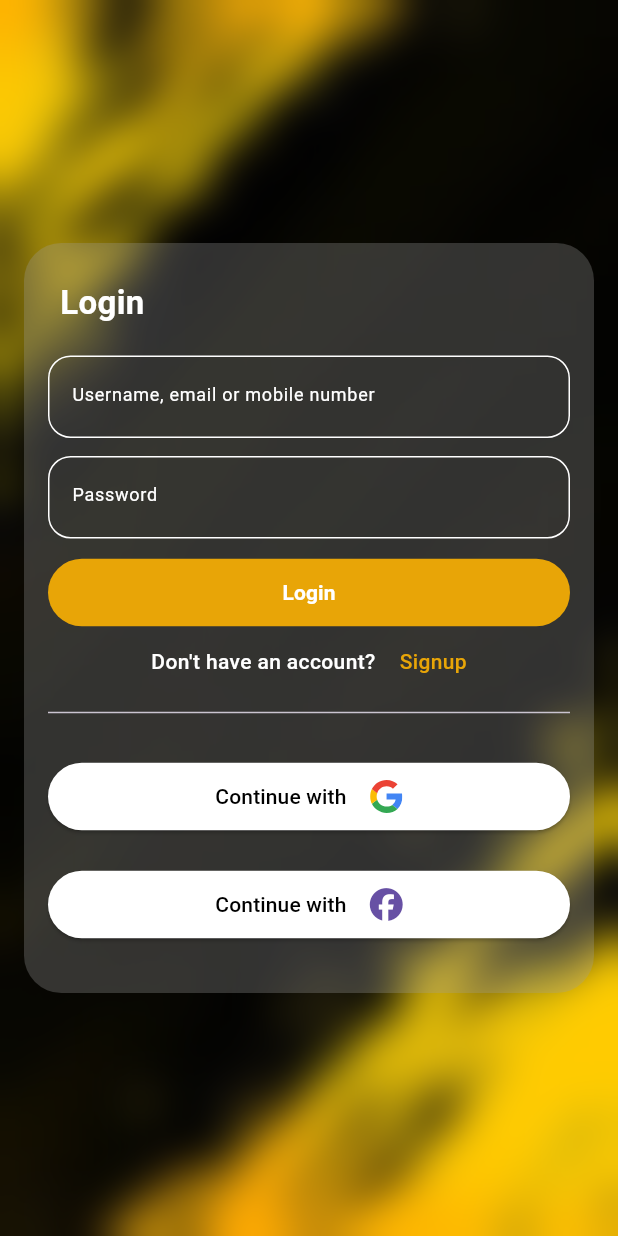
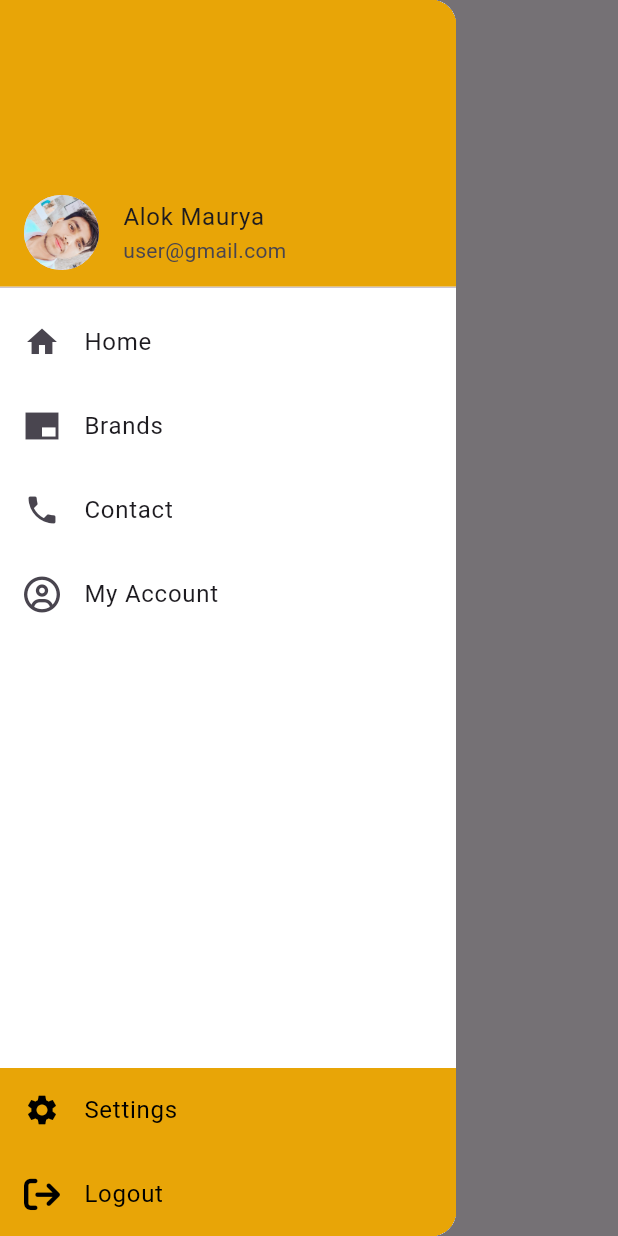
Before and after one commit to w3villa-alokmaurya/flutter_food_app, a Flutter app: the screen it shows after launch, with the side drawer open (before the commit the screen has no drawer), on a phone screen of 412 x 824 dp. Run offline on Flutter 3.47's test engine with Material 2 defaults, Android fonts, the phone set to English and light mode, and no system bars; our stand-ins replace blur, flutter_svg, font_awesome_flutter.

```diff
--- a/lib/home_screen.dart
+++ b/lib/home_screen.dart
@@ -0,0 +1,21 @@
+import 'package:flutter/material.dart';
+import 'package:flutter_app_food/sidemenu.dart';
+
+class HomeScreen extends StatefulWidget {
+  const HomeScreen({super.key});
+
+  @override
+  State<HomeScreen> createState() => _HomeScreenState();
+}
+
+class _HomeScreenState extends State<HomeScreen> {
+  @override
+  Widget build(BuildContext context) {
+    return Scaffold(
+      appBar: AppBar(
+        title: Text('Food App'),
+      ),
+      drawer: SideMenu(),
+    );
+  }
+}
--- a/lib/login.dart
+++ b/lib/login.dart
@@ -95,6 +95,7 @@ class _LoginScreenState extends State<LoginScreen> {
                       child: const Padding(
                         padding: EdgeInsets.only(left: 15, right: 15),
                         child: TextField(
+                          obscureText: true,
                           decoration: InputDecoration(
                             border: InputBorder.none,
                             focusColor: Colors.white,
--- a/lib/main.dart
+++ b/lib/main.dart
@@ -1,4 +1,5 @@
 import 'package:flutter/material.dart';
+import 'package:flutter_app_food/home_screen.dart';
 import 'package:flutter_app_food/login.dart';
 import 'package:flutter_app_food/otp_screen.dart';
 import 'package:flutter_app_food/signup.dart';
@@ -19,14 +20,15 @@ class _MyAppState extends State<MyApp> {
   Widget build(BuildContext context) {
     return MaterialApp(
       routes: {
-        "/": (context) => LoginScreen(),
-        "/login": (context) => LoginScreen(),
-        "/signup": (context) => SignupScreen(),
-        "/otp_verify": (context) => OtpScreen(),
+        "/": (context) => const HomeScreen(),
+        "/login": (context) => const LoginScreen(),
+        "/signup": (context) => const SignupScreen(),
+        "/otp_verify": (context) => const OtpScreen(),
       },
       debugShowCheckedModeBanner: false,
       theme: ThemeData(
         useMaterial3: true,
+        primaryColor: const Color.fromRGBO(232, 165, 7, 1),
       ),
     );
   }
--- /dev/null
+++ b/lib/sidemenu.dart
@@ -0,0 +1,101 @@
+import 'package:flutter/material.dart';
+import 'package:font_awesome_flutter/font_awesome_flutter.dart';
+
+class SideMenu extends StatefulWidget {
+  const SideMenu({super.key});
+
+  @override
+  State<SideMenu> createState() => _SideMenuState();
+}
+
+class _SideMenuState extends State<SideMenu> {
+  @override
+  Widget build(BuildContext context) {
+    return Drawer(
+      backgroundColor: Colors.white,
+      child: Column(
+        children: [
+          Container(
+            height: 200,
+            child: DrawerHeader(
+              decoration: const BoxDecoration(
+                color: Color.fromRGBO(232, 165, 7, 1),
+              ),
+              padding: EdgeInsets.zero,
+              child: Align(
+                alignment: Alignment.bottomLeft,
+                child: ListTile(
+                  leading: Container(
+                    width: 50,
+                    height: 50,
+                    decoration: BoxDecoration(
+                      borderRadius: BorderRadius.circular(50),
+                    ),
+                    child: const CircleAvatar(
+                      backgroundImage: AssetImage('assets/images/profile.jpg'),
+                    ),
+                  ),
+                  title: const Text('Alok Maurya'),
+                  subtitle: const Text('user@gmail.com'),
+                ),
+              ),
+            ),
+          ),
+          ListTile(
+            leading: const Icon(Icons.home),
+            title: const Text('Home'),
+            onTap: () {},
+          ),
+          ListTile(
+            leading: const Icon(Icons.branding_watermark_sharp),
+            title: const Text('Brands'),
+            onTap: () {},
+          ),
+          ListTile(
+            leading: const Icon(Icons.phone),
+            title: const Text('Contact'),
+            onTap: () {},
+          ),
+          ListTile(
+            leading: const FaIcon(FontAwesomeIcons.circleUser),
+            title: const Text('My Account'),
+            onTap: () {},
+          ),
+          const Spacer(),
+          Container(
+            decoration: BoxDecoration(
+              color: Color.fromRGBO(232, 165, 7, 1),
+            ),
+            child: Column(
+              children: [
+                ListTile(
+                  leading: Icon(
+                    Icons.settings,
+                    color: Colors.black,
+                  ),
+                  title: Text(
+                    'Settings',
+                    style: TextStyle(color: Colors.black),
+                  ),
+                ),
+                ListTile(
+                  leading: FaIcon(
+                    FontAwesomeIcons.arrowRightFromBracket,
+                    color: Colors.black,
+                  ),
+                  title: Text(
+                    'Logout',
+                    style: TextStyle(color: Colors.black),
+                  ),
+                  onTap: () {
+                    Navigator.pushNamed(context, '/login');
+                  },
+                ),
+              ],
+            ),
+          )
+        ],
+      ),
+    );
+  }
+}
--- a/lib/signup.dart
+++ b/lib/signup.dart
@@ -131,6 +131,7 @@ class _SignupScreenState extends State<SignupScreen> {
                       child: const Padding(
                         padding: EdgeInsets.only(left: 15, right: 15),
                         child: TextField(
+                          obscureText: true,
                           decoration: InputDecoration(
                             border: InputBorder.none,
                             focusColor: Colors.white,
```
Also changed, not shown: lib/otp_input_widget.dart (added, +39 -0 lines), lib/otp_screen.dart (+19 -89 lines), assets/images/profile.jpg (added), lib/form_widget.dart (added), 1 other file.
